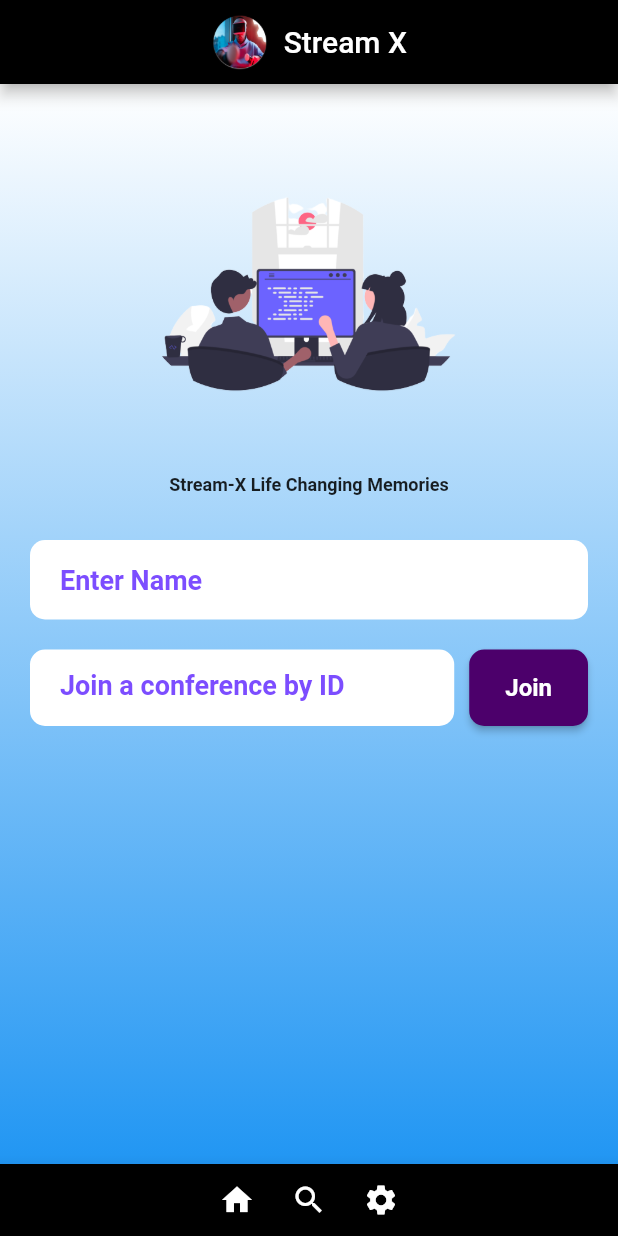
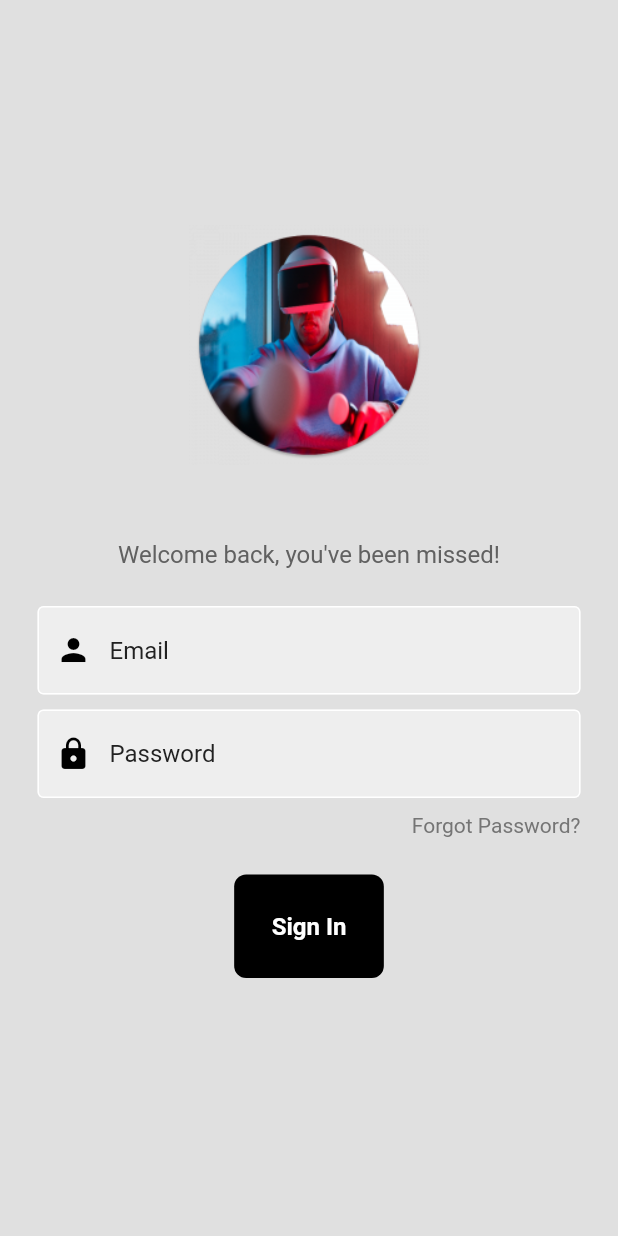
Before and after one commit to shakeelahammedabdulla/Stream-X, a Flutter app: the screen it shows after launch, on a phone screen of 412 x 824 dp. Run offline on Flutter 3.47's test engine with Material 2 defaults, Android fonts, the phone set to English and light mode, and no system bars; our stand-ins replace firebase_auth, firebase_core; missing offline and left inert: zego_uikit_prebuilt_video_conference; accounts and stored records are empty.

Commit message:
login screen

```diff
--- /dev/null
+++ b/lib/auth_page.dart
@@ -0,0 +1,26 @@
+import 'package:firebase_auth/firebase_auth.dart';
+import 'package:flutter/material.dart';
+import 'package:stream/homescreen.dart';
+import 'package:stream/loginscreen.dart';
+
+class AuthPage extends StatelessWidget {
+  const AuthPage({super.key});
+
+  @override
+  Widget build(BuildContext context) {
+    return Scaffold(
+      body: StreamBuilder<User?>(
+        stream: FirebaseAuth.instance.authStateChanges(),
+        builder: (context, snapshot) {
+          if (snapshot.hasData) {
+            return const HomePage();
+          }
+
+          else {
+            return const LoginPage();
+          }
+        },
+      ),
+    );
+  }
+}
--- a/lib/screen.dart
+++ b/lib/homescreen.dart
@@ -238,19 +238,19 @@ class _HomePageState extends State<HomePage> {
           mainAxisAlignment: MainAxisAlignment.center,
           children: [
             IconButton(
-              icon: Icon(Icons.home, color: Colors.white),
+              icon: const Icon(Icons.home, color: Colors.white),
               onPressed: () {
                 // Handle home button press
               },
             ),
             IconButton(
-              icon: Icon(Icons.search, color: Colors.white),
+              icon: const Icon(Icons.search, color: Colors.white),
               onPressed: () {
                 // Handle search button press
               },
             ),
             IconButton(
-              icon: Icon(Icons.settings, color: Colors.white),
+              icon: const Icon(Icons.settings, color: Colors.white),
               onPressed: () {
                 // Handle settings button press
               },
--- /dev/null
+++ b/lib/loginscreen.dart
@@ -0,0 +1,139 @@
+import 'package:firebase_auth/firebase_auth.dart';
+import 'package:flutter/material.dart';
+
+class LoginPage extends StatefulWidget {
+  const LoginPage({Key? key}) : super(key: key);
+
+  @override
+  _LoginPageState createState() => _LoginPageState();
+}
+
+class _LoginPageState extends State<LoginPage> {
+
+
+  final emailController = TextEditingController();
+  final passwordController = TextEditingController();
+
+
+  void signUserIn() async {
+    await FirebaseAuth.instance.signInWithEmailAndPassword(
+      email: emailController.text,
+      password: passwordController.text,
+    );
+  }
+
+  @override
+  Widget build(BuildContext context) {
+    return Scaffold(
+      backgroundColor: Colors.grey[300],
+      body: SingleChildScrollView(
+        child: Center(
+          child: Padding(
+            padding: const EdgeInsets.symmetric(horizontal: 25.0),
+            child: Column(
+              mainAxisAlignment: MainAxisAlignment.center,
+              children: [
+                const SizedBox(height: 150),
+                Image.asset(
+                  'assets/images/appbar.png',
+                  width: 160,
+                  height: 160,
+                ),
+                const SizedBox(height: 50),
+                Text(
+                  'Welcome back, you\'ve been missed!',
+                  style: TextStyle(
+                    color: Colors.grey[700],
+                    fontSize: 16,
+                  ),
+                ),
+                const SizedBox(height: 25),
+                myTextField(
+                  controller: emailController,
+                  hintText: 'Email',
+                  obscureText: false,
+                  prefixIcon: Icons.person,
+                  prefixIconColor: Colors.black,
+                ),
+                const SizedBox(height: 10),
+                myTextField(
+                  controller: passwordController,
+                  hintText: 'Password',
+                  obscureText: true,
+                  prefixIcon: Icons.lock,
+                  prefixIconColor: Colors.black,
+                ),
+                const SizedBox(height: 10),
+                Row(
+                  mainAxisAlignment: MainAxisAlignment.end,
+                  children: [
+                    Text(
+                      'Forgot Password?',
+                      style: TextStyle(color: Colors.grey[600]),
+                    ),
+                  ],
+                ),
+                const SizedBox(height: 25),
+                myButton(
+                  onTap: signUserIn,
+                ),
+                const SizedBox(height: 50),
+              ],
+            ),
+          ),
+        ),
+      ),
+    );
+  }
+
+  Widget myTextField({
+    required TextEditingController controller,
+    required String hintText,
+    required bool obscureText,
+    required IconData prefixIcon,
+    required Color prefixIconColor,
+  }) {
+    return TextField(
+      controller: controller,
+      obscureText: obscureText,
+      decoration: InputDecoration(
+        enabledBorder: const OutlineInputBorder(
+          borderSide: BorderSide(color: Colors.white),
+        ),
+        focusedBorder: OutlineInputBorder(
+          borderSide: BorderSide(color: Colors.grey.shade400),
+        ),
+        filled: true,
+        fillColor: Colors.grey.shade200,
+        hintText: hintText,
+        hintStyle: TextStyle(color: Colors.grey.shade900),
+        prefixIcon: Icon(
+          prefixIcon,
+          color: prefixIconColor,
+        ),
+      ),
+    );
+  }
+
+  Widget myButton({Function()? onTap}) {
+    return GestureDetector(
+      onTap: onTap,
+      child: Container(
+        padding: const EdgeInsets.all(25),
+        margin: const EdgeInsets.symmetric(horizontal: 25),
+        decoration: BoxDecoration(
+          color: Colors.black,
+          borderRadius: BorderRadius.circular(8),
+        ),
+        child: const Text(
+          "Sign In",
+          style: TextStyle(
+            color: Colors.white,
+            fontWeight: FontWeight.bold,
+            fontSize: 16,
+          ),
+        ),
+      ),
+    );
+  }
+}
--- a/lib/main.dart
+++ b/lib/main.dart
@@ -1,9 +1,43 @@
-import 'dart:math' as math;
-
+import 'package:firebase_core/firebase_core.dart';
 import 'package:flutter/material.dart';
-import 'package:stream/screen.dart';
+import 'package:stream/auth_page.dart';
+import 'package:stream/firebase_options.dart';
 
 
+
+// real logic of zego cloud main.dart commented below
+
+
+// import 'dart:math' as math;
+// import 'package:flutter/material.dart';
+// import 'package:stream/screen.dart';
+
+// /// Note that the userID needs to be globally unique,
+// final String localUserID = math.Random().nextInt(10000).toString();
+
+// /// Users who use the same callID can in the same call.
+// const String callID = "group_call_id";
+// var conferenceDTextCtrl1 = TextEditingController();
+// void main() {
+//   runApp(const MyApp());
+// }
+
+// class MyApp extends StatelessWidget {
+//   const MyApp({Key? key}) : super(key: key);
+
+//   @override
+//   Widget build(BuildContext context) {
+//     return  const MaterialApp(
+//       debugShowCheckedModeBanner: false,
+//       home: HomePage(),
+//     );
+//   }
+// }
+
+
+
+
+import 'dart:math' as math;
 
 /// Note that the userID needs to be globally unique,
 final String localUserID = math.Random().nextInt(10000).toString();
@@ -11,18 +45,24 @@ final String localUserID = math.Random().nextInt(10000).toString();
 /// Users who use the same callID can in the same call.
 const String callID = "group_call_id";
 var conferenceDTextCtrl1 = TextEditingController();
-void main() {
+void main() async {
+    WidgetsFlutterBinding.ensureInitialized();
+  await Firebase.initializeApp(
+    options: DefaultFirebaseOptions.currentPlatform,
+  );
   runApp(const MyApp());
 }
 
 class MyApp extends StatelessWidget {
-  const MyApp({Key? key}) : super(key: key);
+  // const MyApp({Key? key}) : super(key: key);
+  const MyApp({super.key});
+
 
   @override
   Widget build(BuildContext context) {
     return  const MaterialApp(
       debugShowCheckedModeBanner: false,
-      home: HomePage(),
+      home: AuthPage(),
     );
   }
 }
--- a/pubspec.yaml
+++ b/pubspec.yaml
@@ -28,6 +28,8 @@ environment:
 # the latest version available on pub.dev. To see which dependencies have newer
 # versions available, run `flutter pub outdated`.
 dependencies:
+  firebase_auth: ^4.6.3
+  firebase_core: ^2.14.0
   flutter:
     sdk: flutter
 
```
Also changed, not shown: lib/firebase_options.dart (added), pubspec.lock, 9 other files.
